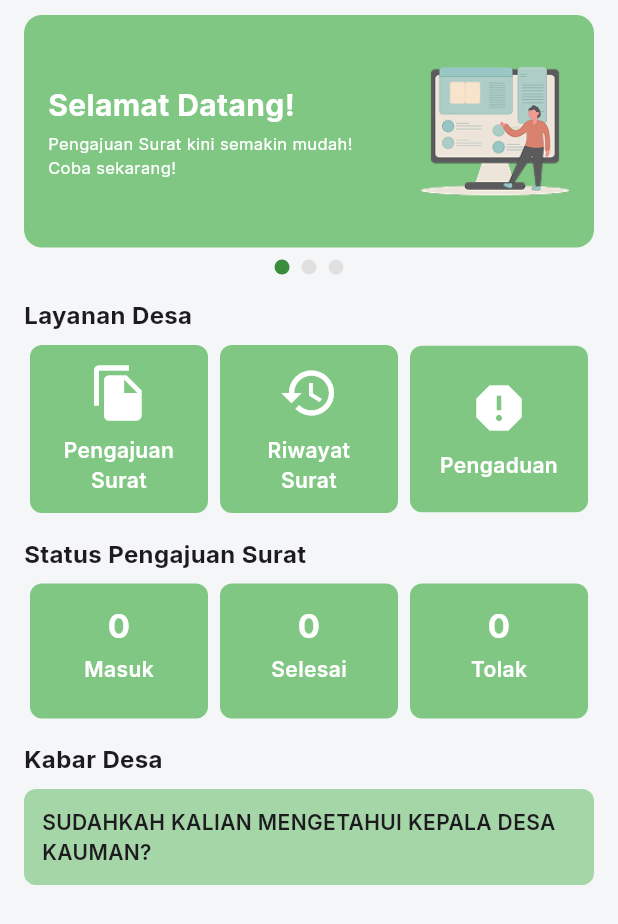
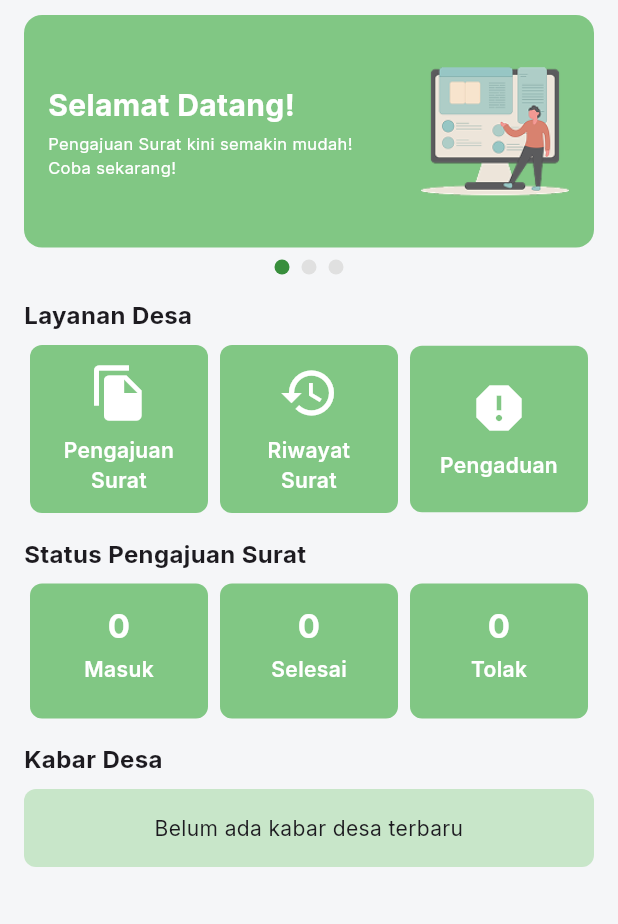
Before and after one commit to Donnz9/E-LaDes-2.0, a Flutter app: the Dashboard screen opened directly with empty values, on a phone screen of 412 x 824 dp. Shown: the top 924 px of the screen. Run offline on Flutter 3.47's test engine with Material 3 defaults, Android fonts, the phone set to English and light mode, and no system bars; drawn by our look-alikes of smooth_page_indicator; our stand-ins replace file_picker, firebase_auth, firebase_core, google_fonts, google_sign_in, image_picker and 1 more; accounts and stored records are empty; network calls fail.

Commit message:
kabar desa

```diff
--- a/lib/Pages/Screens/Dashboard/dashboard.dart
+++ b/lib/Pages/Screens/Dashboard/dashboard.dart
@@ -2,8 +2,10 @@ import 'package:elades20/Models/dashboard/dashboard_model.dart';
 import 'package:elades20/Models/user_model.dart';
 import 'package:elades20/Pages/Screens/Pengaduan/pengaduan.dart';
 import 'package:elades20/Pages/Screens/Pengajuan/pengajuan.dart';
+import 'package:elades20/Pages/Widgets/dashboard/kabar_desa_card.dart';
 import 'package:elades20/Pages/Widgets/dashboard/layanan_desa.dart';
 import 'package:elades20/Pages/Widgets/dashboard/status_pengajuan_surat.dart';
+import 'package:elades20/Services/Dashboard/KabarDesa_service.dart';
 import 'package:elades20/Services/Dashboard/StatusPengajuan_service.dart';
 import 'package:flutter/material.dart';
 import 'package:google_fonts/google_fonts.dart';
@@ -20,11 +22,14 @@ class Dashboard extends StatefulWidget {
 
 class _DashboardState extends State<Dashboard> {
   StatusPengajuan? statusPengajuan;
+  List<KabarDesaModel> kabarDesaList = []; // List untuk menyimpan data kabar desa
+  bool isLoadingKabarDesa = true;
 
   @override
   void initState() {
     super.initState();
     fetchStatusPengajuan();
+    fetchKabarDesa();
   }
 
   @override
@@ -246,21 +251,37 @@ class _DashboardState extends State<Dashboard> {
                   ),
                 ),
                 const SizedBox(height: 8),
-                Container(
+
+                isLoadingKabarDesa
+                    ? const Center(
+                        child: Padding(
+                          padding: EdgeInsets.all(20.0),
+                          child: CircularProgressIndicator(),
+                        ),
+                      )
+                    : kabarDesaList.isEmpty
+                        ? Container(
                             width: double.infinity,
-                  padding: const EdgeInsets.all(12),
+                            padding: const EdgeInsets.all(16),
                             decoration: BoxDecoration(
-                    color: Colors.green.shade200,
+                              color: Colors.green.shade100,
                               borderRadius: BorderRadius.circular(8),
                             ),
                             child: Text(
-                    "SUDAHKAH KALIAN MENGETAHUI KEPALA DESA KAUMAN?",
+                              "Belum ada kabar desa terbaru",
                               style: GoogleFonts.inter(
                                 fontSize: 14,
-                      fontWeight: FontWeight.w600,
                               ),
+                              textAlign: TextAlign.center,
                             ),
+                          )
+                        : Column(
+                            children: kabarDesaList
+                                .map((kabar) => KabarDesaCard(kabarDesa: kabar))
+                                .toList(),
                           ),
+
+                const SizedBox(height: 20),
               ],
             ),
           ),
@@ -285,4 +306,21 @@ class _DashboardState extends State<Dashboard> {
       print("Terjadi kesalahan: $e");
     }
   }
+
+  Future<void> fetchKabarDesa() async {
+    final service = KabarDesaService();
+    try {
+      final result = await service.fetchKabarDesa();
+
+      setState(() {
+        kabarDesaList = result;
+        isLoadingKabarDesa = false;
+      });
+    } catch (e) {
+      print("Terjadi kesalahan saat mengambil kabar desa: $e");
+      setState(() {
+        isLoadingKabarDesa = false;
+      });
     }
+  }
+}
--- a/lib/models/dashboard/dashboard_model.dart
+++ b/lib/models/dashboard/dashboard_model.dart
@@ -32,3 +32,29 @@ class StatusPengajuan {
     return 0;
   }
 }
+
+class KabarDesaModel {
+  final int id;
+  final String judul;
+  final String deskripsi;
+  final String gambar;
+  final DateTime tanggal;
+
+  KabarDesaModel({
+    required this.id,
+    required this.judul,
+    required this.deskripsi,
+    required this.gambar,
+    required this.tanggal,
+  });
+
+  factory KabarDesaModel.fromJson(Map<String, dynamic> json) {
+    return KabarDesaModel(
+      id: json['id'],
+      judul: json['judul'],
+      deskripsi: json['deskripsi'],
+      gambar: json['gambar'] ?? '',
+      tanggal: DateTime.parse(json['tanggal']),
+    );
+  }
+}
--- a/pubspec.yaml
+++ b/pubspec.yaml
@@ -40,6 +40,7 @@ dependencies:
   file_picker: ^10.1.2
   image_picker: ^1.1.2
   permission_handler: ^12.0.0
+  intl: ^0.20.2
 
 dev_dependencies:
   flutter_test:
```
Also changed, not shown: lib/Pages/Widgets/dashboard/kabar_desa_card.dart (added, +100 -0 lines), lib/services/Dashboard/KabarDesa_service.dart (added, +24 -0 lines), pubspec.lock, 4 other files. Lines whose indentation alone changed are shown as unchanged.
